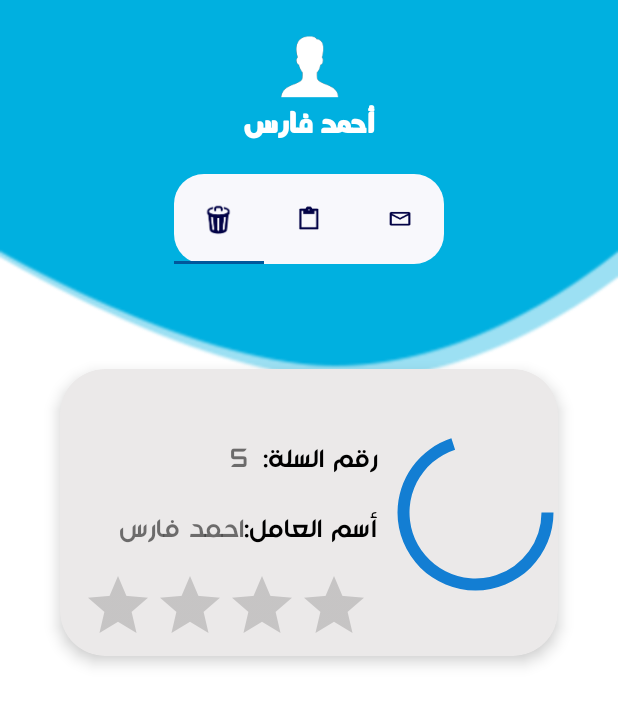
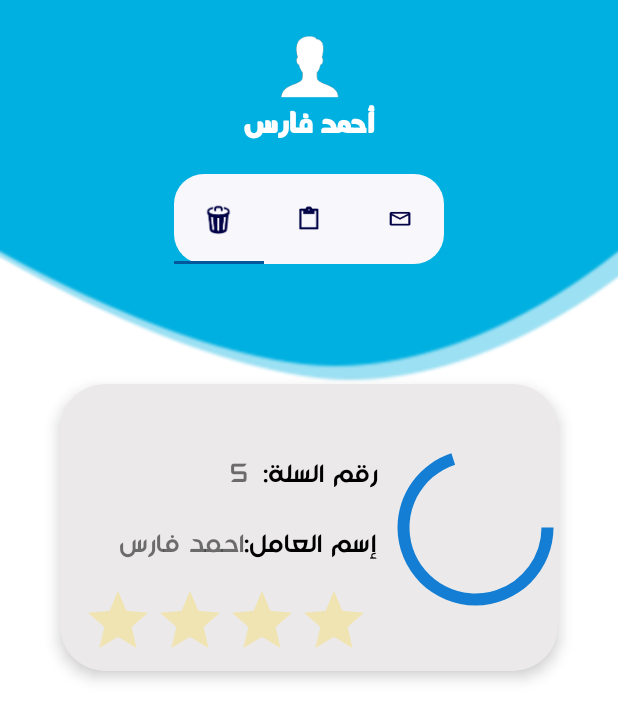
Before and after one commit to A-Fares/GMIS, an Android app: the UserBinFragment screen opened directly, with no data from a screen before it, on a phone screen of 412 x 824 dp. Shown: the top 720 px of the screen. Run offline under Robolectric (Android 15) with nearby library versions, the phone set to English and light mode, and no system bars.

Commit message:
Added style and theme to rating bar in bottom sheet xml activity and bottomsheet xml activity Added scroll view to user msg xml activity and user bin xml activity Edited margins in user msg xml activity and user bin xml activity Added public static float variable "rating_bar" in userbin fragment.java for holding rate from rating bar view and to be used everywhere

```diff
--- a/app/src/main/java/com/example/gmisproject/user/UserBinFragment.java
+++ b/app/src/main/java/com/example/gmisproject/user/UserBinFragment.java
@@ -5,9 +5,12 @@ import android.os.Bundle;
 import android.view.LayoutInflater;
 import android.view.View;
 import android.view.ViewGroup;
+import android.widget.RatingBar;
+import android.widget.Toast;
 
 import androidx.fragment.app.Fragment;
 
+import com.example.gmisproject.MainActivity;
 import com.example.gmisproject.R;
 
 /**
@@ -15,6 +18,7 @@ import com.example.gmisproject.R;
  */
 public class UserBinFragment extends Fragment {
 
+    public static float rating_bin ;
 
     public UserBinFragment() {
         // Required empty public constructor
@@ -25,6 +29,15 @@ public class UserBinFragment extends Fragment {
     public View onCreateView(LayoutInflater inflater, ViewGroup container,
                              Bundle savedInstanceState) {
         View rootView = inflater.inflate(R.layout.activity_user_bin, container, false);
+
+        final RatingBar ratingBarUserBin = rootView.findViewById(R.id.rating_bar_user_bin);
+        ratingBarUserBin.setOnRatingBarChangeListener(new RatingBar.OnRatingBarChangeListener() {
+            @Override
+            public void onRatingChanged(RatingBar ratingBar, float rating, boolean fromUser) {
+                rating_bin = rating ;
+            }
+        });
+
         return rootView;
     }
 
--- a/app/src/main/res/layout/activity_user_bin.xml
+++ b/app/src/main/res/layout/activity_user_bin.xml
@@ -1,5 +1,11 @@
 <?xml version="1.0" encoding="utf-8"?>
-<LinearLayout xmlns:android="http://schemas.android.com/apk/res/android"
+
+<ScrollView android:layout_width="match_parent"
+    android:layout_height="match_parent"
+    xmlns:android="http://schemas.android.com/apk/res/android">
+
+
+    <LinearLayout xmlns:android="http://schemas.android.com/apk/res/android"
     xmlns:card_view="http://schemas.android.com/apk/res-auto"
     android:layout_width="match_parent"
     android:layout_height="match_parent"
@@ -11,10 +17,8 @@
         android:id="@+id/card_view"
         android:layout_width="wrap_content"
         android:layout_height="wrap_content"
-        android:layout_marginLeft="40dp"
-        android:layout_marginTop="50dp"
-        android:layout_marginRight="40dp"
-        android:layout_marginBottom="60dp"
+        android:layout_marginHorizontal="40dp"
+        android:layout_marginVertical="60dp"
         android:elevation="80dp"
         android:outlineAmbientShadowColor="#000"
         card_view:cardBackgroundColor="#EBE9E9"
@@ -85,7 +89,9 @@
                 android:textSize="17sp" />
 
             <RatingBar
-                style="@style/Widget.AppCompat.RatingBar"
+                android:id="@+id/rating_bar_user_bin"
+                style="@style/RatingBar"
+                android:theme="@style/RatingBar"
                 android:layout_width="wrap_content"
                 android:layout_height="wrap_content"
                 android:layout_below="@id/emp_name"
@@ -94,10 +100,13 @@
                 android:layout_toLeftOf="@+id/progress_user"
                 android:numStars="4"
                 android:rating="0"
-                android:stepSize=".5" />
+                android:stepSize=".5"
+                />
 
 
         </RelativeLayout>
 
     </androidx.cardview.widget.CardView>
 </LinearLayout>
+
+</ScrollView>
--- a/app/src/main/res/layout/bottomsheet.xml
+++ b/app/src/main/res/layout/bottomsheet.xml
@@ -20,7 +20,11 @@
         android:layout_height="wrap_content"
         android:layout_gravity="center"
         android:layout_marginTop="32dp"
-        android:rating="3.5" />
+        android:rating="3.5"
+        style="@style/RatingBar"
+        android:theme="@style/RatingBar"
+
+        />
 
     <Button
         android:id="@+id/close"
--- a/app/src/main/res/values/colors.xml
+++ b/app/src/main/res/values/colors.xml
@@ -6,4 +6,7 @@
 
     <color name="sign_up_color_white">#ffffff</color>
     <color name="sign_up_color_blue">#0D47A1</color>
+
+    <color name="NormalRate">#FDD835</color>
+    <color name="ActivatedRate">#FFC922</color>
 </resources>
--- a/app/src/main/res/values/strings.xml
+++ b/app/src/main/res/values/strings.xml
@@ -8,7 +8,7 @@
     <string name="user_phone">رقم التليفون</string>
     <string name="home_number">رقم الشقة</string>
 
-    <string name="emp_name">أسم العامل: </string>
+    <string name="emp_name">إسم العامل: </string>
     <string name="emp_name_data"> أسامة أمين</string>
     <string name="emp_phone">رقم العامل:  </string>
     <string name="bin_number">رقم السلة: </string>
--- a/app/src/main/res/values/styles.xml
+++ b/app/src/main/res/values/styles.xml
@@ -54,4 +54,12 @@
         <item name="android:background">@drawable/txt_emp_profile</item>
     </style>
 
+
+    <style name="RatingBar" parent="Theme.AppCompat">
+        <item name="colorControlNormal">@color/NormalRate</item>
+        <item name="colorControlActivated">@color/ActivatedRate</item>
+    </style>
+
+
+
 </resources>
```
Also changed, not shown: app/src/main/res/layout/activity_user_msg.xml (+8 -4 lines).
